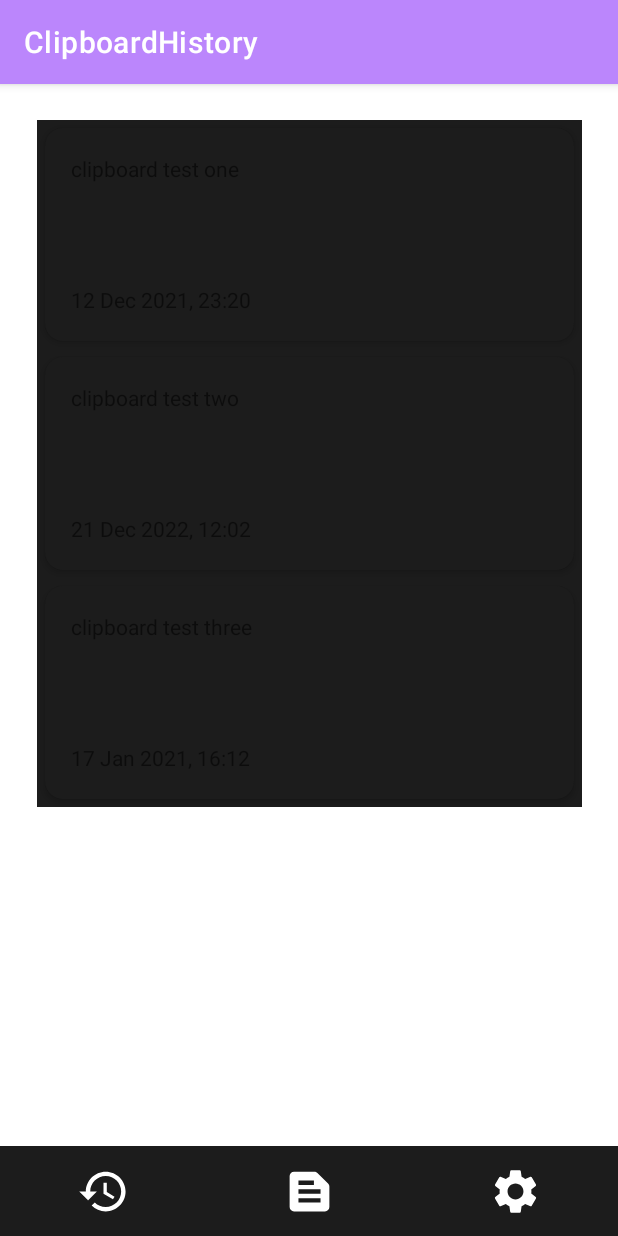
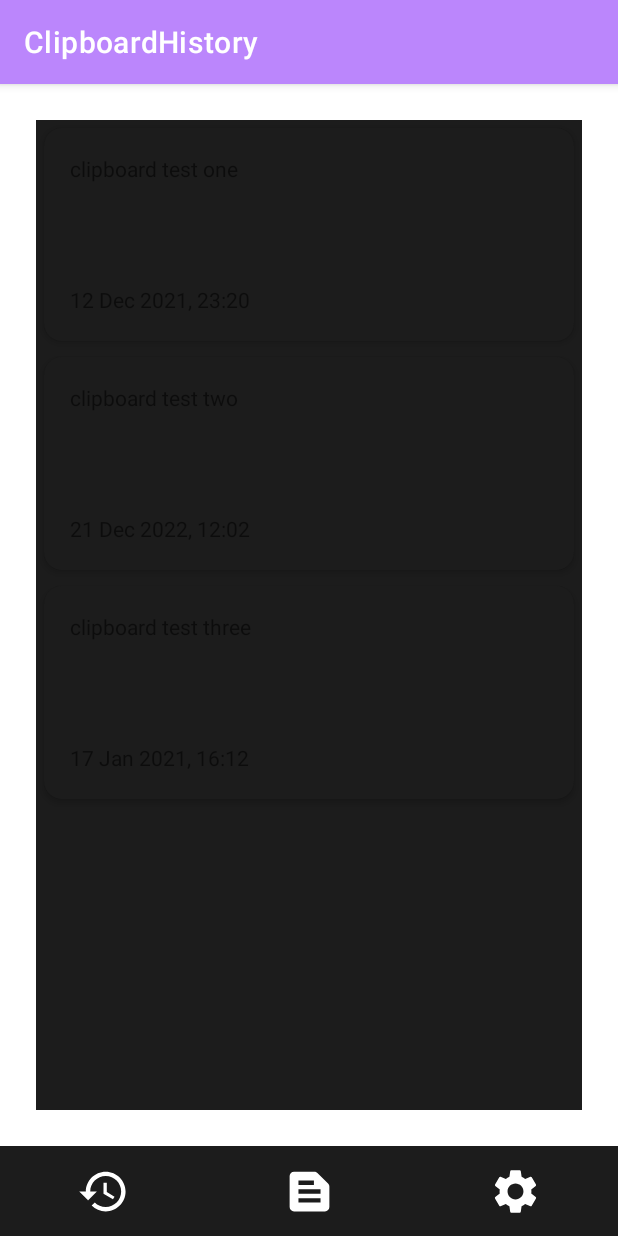
Before and after one commit to rif42/clipzy, an Android app: the ClipboardHistory screen opened directly, with no data from a screen before it, on a phone screen of 412 x 824 dp. Run offline under Robolectric (Android 15) with nearby library versions, the phone set to English and light mode, and no system bars; our stand-ins replace navigation-ui.

Commit message:
minor layout fix

```diff
--- a/app/src/main/res/layout/activity_clipboard_history.xml
+++ b/app/src/main/res/layout/activity_clipboard_history.xml
@@ -8,12 +8,14 @@
 
     <androidx.recyclerview.widget.RecyclerView
         android:id="@+id/cliphistoryrecview"
-        android:layout_width="363dp"
+        android:layout_width="0dp"
         android:layout_height="0dp"
         android:layout_marginStart="24dp"
         android:layout_marginTop="24dp"
         android:layout_marginEnd="24dp"
+        android:layout_marginBottom="24dp"
         android:background="@color/AlmostBlack"
+        app:layout_constraintBottom_toTopOf="@id/linearLayout"
         app:layout_constraintEnd_toEndOf="parent"
         app:layout_constraintStart_toStartOf="parent"
         app:layout_constraintTop_toTopOf="parent" />
@@ -22,29 +24,30 @@
         android:id="@+id/linearLayout"
         android:layout_width="0dp"
         android:layout_height="60dp"
+        android:background="@color/AlmostBlack"
         android:orientation="horizontal"
         app:layout_constraintBottom_toBottomOf="parent"
         app:layout_constraintEnd_toEndOf="parent"
-        app:layout_constraintStart_toStartOf="parent"
-        android:background="@color/AlmostBlack">
+        app:layout_constraintStart_toStartOf="parent">
 
         <ImageButton
             android:id="@+id/nav_history"
             android:layout_width="wrap_content"
             android:layout_height="match_parent"
             android:layout_weight="1"
+            android:background="@color/AlmostBlack"
             app:srcCompat="@drawable/ic_baseline_history_24"
             tools:ignore="SpeakableTextPresentCheck"
-            android:background="@color/AlmostBlack"/>
+            android:contentDescription="TODO" />
 
         <ImageButton
             android:id="@+id/nav_home"
             android:layout_width="wrap_content"
             android:layout_height="match_parent"
             android:layout_weight="1"
+            android:background="@color/AlmostBlack"
             app:srcCompat="@drawable/ic_baseline_text_snippet_24"
-            tools:ignore="SpeakableTextPresentCheck"
-            android:background="@color/AlmostBlack"/>
+            tools:ignore="SpeakableTextPresentCheck" />
 
         <ImageButton
             android:id="@+id/nav_settings"
```
